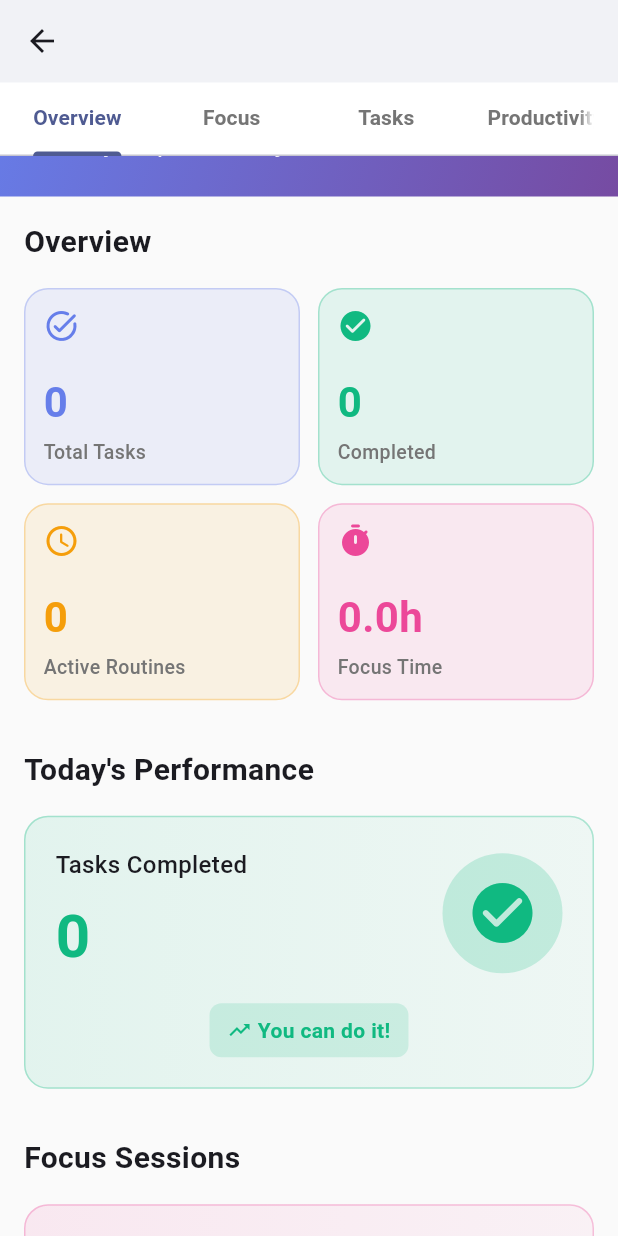
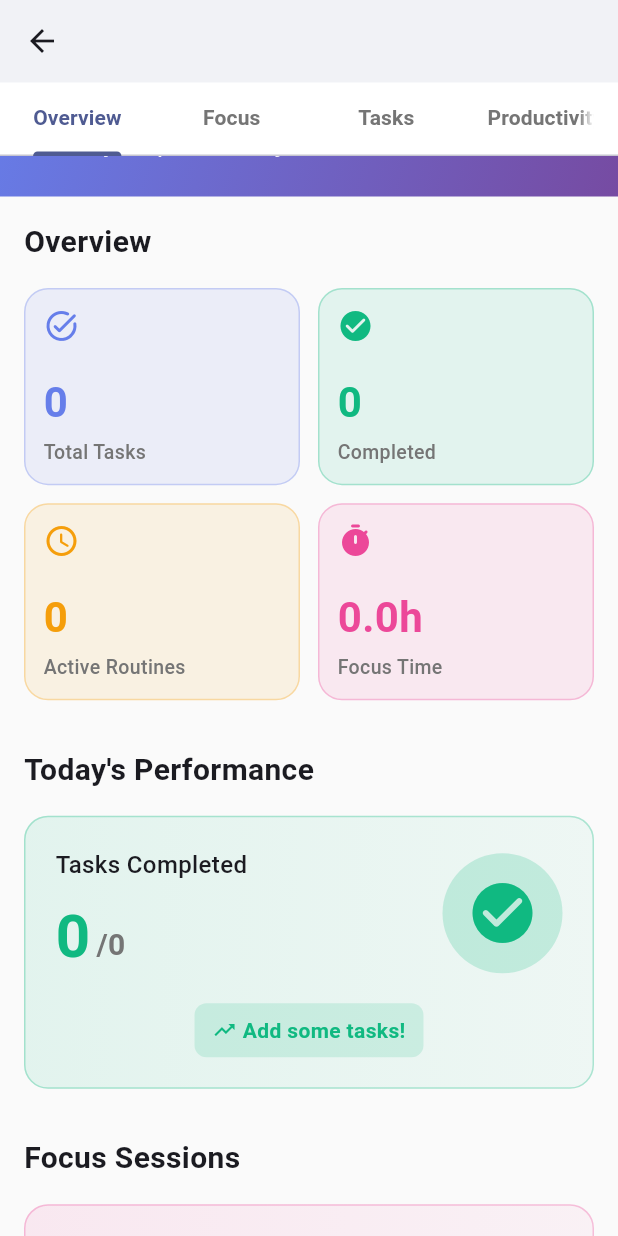
Before and after one commit to Taskmateweb/studybuddy, a Flutter app: the StatsScreen screen opened directly, scrolled down 120 dp, on a phone screen of 412 x 824 dp. Run offline on Flutter 3.47's test engine with Material 3 defaults, Android fonts, the phone set to English and light mode, and no system bars; our stand-ins replace adhan, audioplayers, cloud_firestore, firebase_auth, firebase_core, flutter_local_notifications and 5 more; accounts and stored records are empty.

Commit message:
fix: improve stats screen and logout functionality
- Fixed logout to properly navigate to landing page
- Fixed Focus Time to show all sessions instead of 0.0h
- Changed Focus Time to only count completed sessions
- Fixed Today's Performance to show only today's tasks (X/Y format)
- Updated progress messages based on completion percentage
- Removed unused dart:async import from home_screen.dart

```diff
--- a/lib/screens/home_screen.dart
+++ b/lib/screens/home_screen.dart
@@ -1,5 +1,4 @@
 import 'package:flutter/material.dart';
-import 'dart:async';
 import 'package:firebase_auth/firebase_auth.dart';
 import '../services/task_service.dart';
 import '../services/activity_service.dart';
@@ -309,9 +308,17 @@ class _HomeScreenState extends State<HomeScreen> with SingleTickerProviderStateM
                         ),
                       );
 
-                      if (confirm == true && mounted) {
-                        // Sign out - AuthGate will automatically redirect to landing page
+                      if (confirm == true) {
+                        // Sign out from Firebase
                         await FirebaseAuth.instance.signOut();
+
+                        // Navigate to landing page and clear all routes
+                        if (mounted) {
+                          Navigator.of(context, rootNavigator: true).pushNamedAndRemoveUntil(
+                            '/landing',
+                            (route) => false,
+                          );
+                        }
                       }
                     },
                   ),
--- a/lib/screens/stats_screen.dart
+++ b/lib/screens/stats_screen.dart
@@ -317,10 +317,24 @@ class _StatsScreenState extends State<StatsScreen> with SingleTickerProviderStat
                   ),
                 ),
                 const SizedBox(height: 16),
-                StreamBuilder<int>(
-                  stream: _taskService.getCompletedTasksTodayStream(),
+                StreamBuilder<List<Task>>(
+                  stream: _taskService.getUserTasks(),
                   builder: (context, snapshot) {
-                    final completedToday = snapshot.data ?? 0;
+                    if (!snapshot.hasData) {
+                      return const SizedBox.shrink();
+                    }
+
+                    final allTasks = snapshot.data!;
+                    final now = DateTime.now();
+                    final todayTasks = allTasks.where((task) {
+                      final taskDate = task.createdAt;
+                      return taskDate.year == now.year &&
+                          taskDate.month == now.month &&
+                          taskDate.day == now.day;
+                    }).toList();
+
+                    final completedToday = todayTasks.where((t) => t.isCompleted).length;
+                    final totalToday = todayTasks.length;
 
                     return Container(
                       padding: const EdgeInsets.all(20),
@@ -352,6 +366,9 @@ class _StatsScreenState extends State<StatsScreen> with SingleTickerProviderStat
                                     ),
                                   ),
                                   const SizedBox(height: 8),
+                                  Row(
+                                    crossAxisAlignment: CrossAxisAlignment.end,
+                                    children: [
                                       Text(
                                         '$completedToday',
                                         style: const TextStyle(
@@ -359,6 +376,19 @@ class _StatsScreenState extends State<StatsScreen> with SingleTickerProviderStat
                                           fontWeight: FontWeight.bold,
                                           color: Color(0xFF10B981),
                                         ),
+                                      ),
+                                      Padding(
+                                        padding: const EdgeInsets.only(bottom: 8, left: 4),
+                                        child: Text(
+                                          '/$totalToday',
+                                          style: TextStyle(
+                                            fontSize: 20,
+                                            fontWeight: FontWeight.w600,
+                                            color: Colors.grey[600],
+                                          ),
+                                        ),
+                                      ),
+                                    ],
                                   ),
                                 ],
                               ),
@@ -396,9 +426,13 @@ class _StatsScreenState extends State<StatsScreen> with SingleTickerProviderStat
                                 ),
                                 const SizedBox(width: 4),
                                 Text(
-                                  completedToday >= 5
+                                  totalToday == 0
+                                      ? 'Add some tasks!'
+                                      : completedToday >= totalToday
+                                          ? 'All done! 🎉'
+                                          : completedToday >= totalToday * 0.7
                                               ? 'Great progress!'
-                                      : completedToday >= 3
+                                              : completedToday >= totalToday * 0.5
                                                   ? 'Keep it up!'
                                                   : 'You can do it!',
                                   style: const TextStyle(
```
Lines whose indentation alone changed are shown as unchanged.
